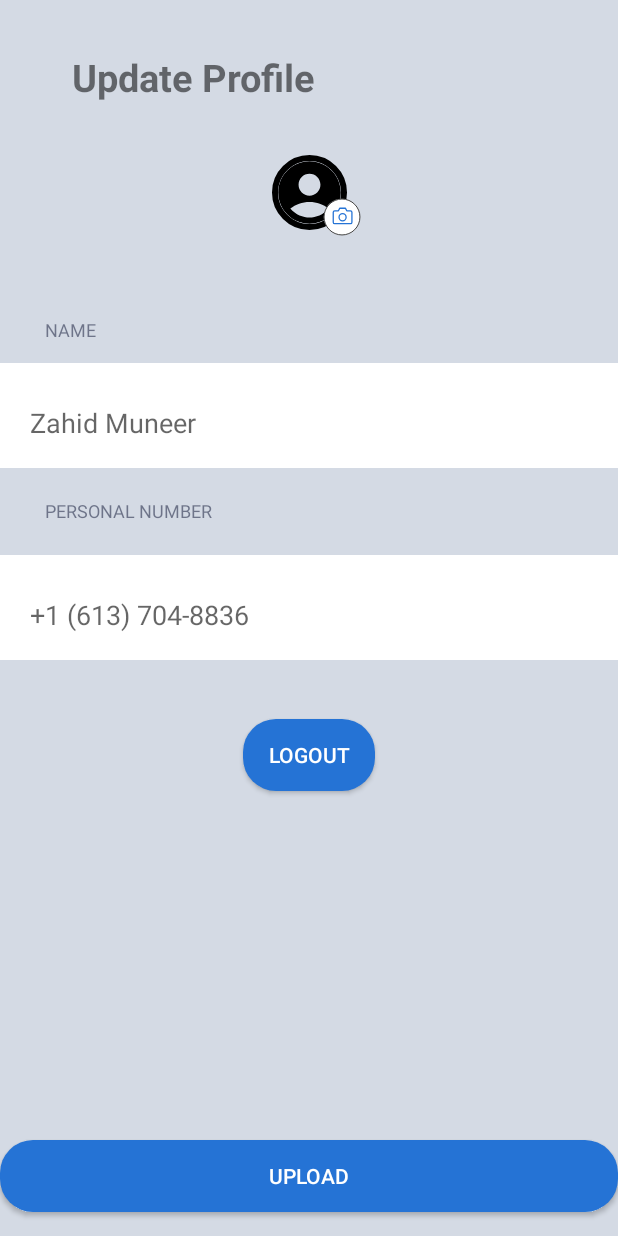
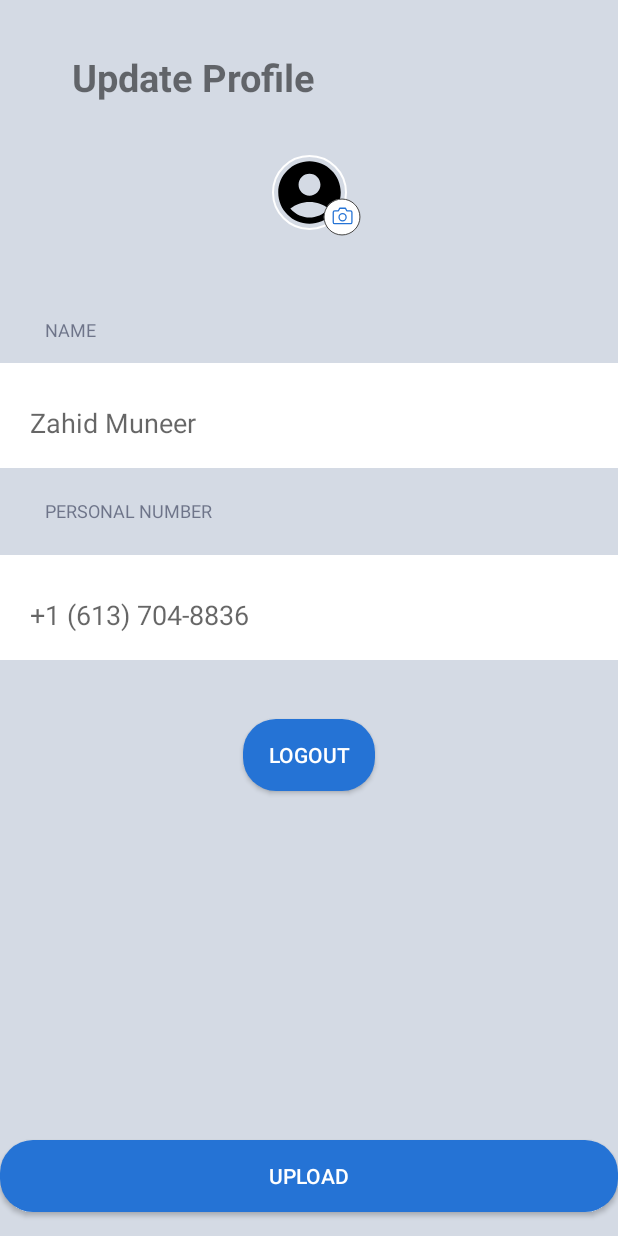
Before and after one commit to zahid-muneer-brainx/DemoProject, an Android app: the layout fragment_upload.xml on its own in the app's theme, with its tools: preview values and no code run, on a phone screen of 412 x 824 dp. Run offline under Robolectric (Android 15) with nearby library versions, the phone set to English and light mode, and no system bars.

Commit message:
add colors in colors.xml

```diff
--- a/app/src/main/res/drawable/login_background.xml
+++ b/app/src/main/res/drawable/login_background.xml
@@ -3,7 +3,7 @@
     android:shape="rectangle"
     >
 
-  <solid android:color="@color/loginbtnclr" />
+  <solid android:color="@color/login_btn_clr" />
     <corners
         android:bottomRightRadius="22dp"
         android:bottomLeftRadius="22dp"
--- a/app/src/main/res/layout/fragment_upload.xml
+++ b/app/src/main/res/layout/fragment_upload.xml
@@ -28,8 +28,8 @@
         android:layout_height="wrap_content"
         android:layout_gravity="center"
         android:src="@drawable/ic_baseline_account_circle_24"
-        app:civ_border_color="#FF000000"
-        app:civ_border_width="4dp"
+        app:civ_border_color="@color/white"
+        app:civ_border_width="1dp"
         app:layout_constraintBottom_toTopOf="@+id/camera"
         app:layout_constraintEnd_toEndOf="parent"
         app:layout_constraintStart_toStartOf="parent"
@@ -58,7 +58,7 @@
         android:layout_marginStart="30dp"
         android:layout_marginBottom="14dp"
         android:text="@string/name"
-        android:textColor="#9929304D"
+        android:textColor="@color/welcome_text_color_op"
         android:textSize="12sp"
         app:layout_constraintBottom_toTopOf="@+id/name"
         app:layout_constraintStart_toStartOf="parent">
@@ -71,14 +71,14 @@
         android:layout_height="wrap_content"
         android:layout_marginTop="242dp"
         android:autofillHints="name"
-        android:background="#FFFFFF"
+        android:background="@color/white"
         android:hint="@string/zahid_muneer"
         android:inputType="text"
         android:paddingStart="20dp"
         android:paddingTop="27dp"
         android:paddingEnd="20dp"
         android:paddingBottom="18dp"
-        android:textColor="@color/welcometextcolor"
+        android:textColor="@color/welcome_text_color"
         app:layout_constraintEnd_toEndOf="parent"
         app:layout_constraintStart_toStartOf="parent"
         app:layout_constraintTop_toTopOf="parent">
@@ -93,7 +93,7 @@
         android:layout_marginStart="30dp"
         android:layout_marginTop="20dp"
         android:text="@string/personal_number"
-        android:textColor="#9929304D"
+        android:textColor="@color/welcome_text_color_op"
         android:textSize="12sp"
         app:layout_constraintStart_toStartOf="parent"
         app:layout_constraintTop_toBottomOf="@+id/name">
@@ -106,14 +106,14 @@
         android:layout_height="wrap_content"
         android:layout_marginTop="21dp"
         android:autofillHints="phone"
-        android:background="#FFFFFF"
+        android:background="@color/white"
         android:hint="@string/_1_613_704_8836"
         android:inputType="number"
         android:paddingStart="20dp"
         android:paddingTop="27dp"
         android:paddingEnd="20dp"
         android:paddingBottom="18dp"
-        android:textColor="#29304D"
+        android:textColor="@color/welcome_text_color"
         app:layout_constraintEnd_toEndOf="parent"
         app:layout_constraintStart_toStartOf="parent"
         app:layout_constraintTop_toBottomOf="@+id/textView10">
@@ -145,7 +145,7 @@
         android:layout_marginBottom="16dp"
         android:background="@drawable/login_background"
         android:text="@string/upload"
-        android:textColor="#FFFFFF"
+        android:textColor="@color/white"
         app:layout_constraintBottom_toBottomOf="parent"
         app:layout_constraintEnd_toEndOf="parent"
         app:layout_constraintStart_toStartOf="parent">
--- a/app/src/main/res/values/colors.xml
+++ b/app/src/main/res/values/colors.xml
@@ -7,8 +7,9 @@
     <color name="teal_700">#FF018786</color>
     <color name="black">#FF000000</color>
     <color name="white">#FFFFFFFF</color>
-    <color name="loginbtnclr">#2573D5</color>
-    <color name="edittextcolor">#929498</color>
-    <color name="welcometextcolor">#29304D</color>
-    <color name="msgtextcolor">#5D687E</color>
+    <color name="login_btn_clr">#2573D5</color>
+    <color name="edit_text_color">#929498</color>
+    <color name="welcome_text_color">#29304D</color>
+    <color name="welcome_text_color_op">#9929304D</color>
+    <color name="msg_text_color">#5D687E</color>
 </resources>
```
Also changed, not shown: app/src/main/res/layout/fragment_login.xml (+8 -4 lines).
